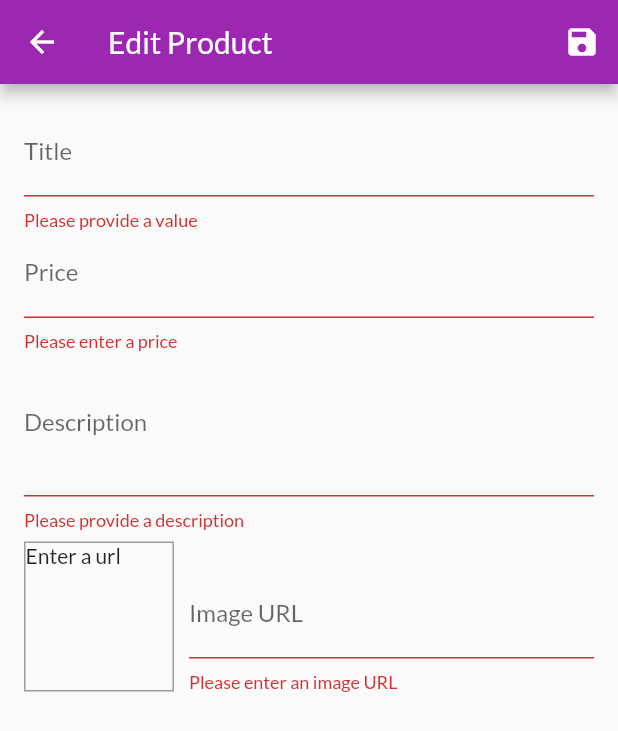
After one commit to adnitr/shop-app-flutter, a Flutter app: the EditProductScreen screen opened by its route, after a tap on the "save" icon, on a phone screen of 412 x 824 dp. The commit adds this screen. Shown: the top 731 px of the screen. Run offline on Flutter 3.47's test engine with Material 2 defaults, Android fonts, the phone set to English and light mode, and no system bars; network calls fail.

Commit message:
add user inputs(and forms) for adding and editing a product, also add delete product functionality

```diff
--- a/lib/providers/products.dart
+++ b/lib/providers/products.dart
@@ -1,4 +1,5 @@
 import 'package:flutter/material.dart';
+import 'package:uuid/uuid.dart';
 
 import '../models/product_model.dart';
 
@@ -67,8 +68,28 @@ class Products with ChangeNotifier {
     return _items.firstWhere((prod) => prod.id == id);
   }
 
-  void addProduct() {
-    // _items.add(value)
+  void addProduct(Product product) {
+    var uuid = const Uuid();
+    final newProduct = Product(
+        id: uuid.v1(),
+        title: product.title,
+        description: product.description,
+        price: product.price,
+        imageUrl: product.imageUrl);
+    _items.add(newProduct);
+    notifyListeners();
+  }
+
+  void editProduct(String id, Product newProduct) {
+    final prodIndex = _items.indexWhere((prod) => prod.id == id);
+    if (prodIndex >= 0) {
+      _items[prodIndex] = newProduct;
+    }
+    notifyListeners();
+  }
+
+  void deleteProduct(String id) {
+    _items.removeWhere((prod) => prod.id == id);
     notifyListeners();
   }
 }
--- /dev/null
+++ b/lib/screens/edit_product_screen.dart
@@ -0,0 +1,276 @@
+import 'package:flutter/material.dart';
+import 'package:provider/provider.dart';
+import 'package:uuid/uuid.dart';
+
+import '../models/product_model.dart';
+import '../providers/products.dart';
+
+class EditProductScreen extends StatefulWidget {
+  const EditProductScreen({super.key});
+
+  static const routeName = '/edit-product';
+
+  @override
+  State<EditProductScreen> createState() => _EditProductScreenState();
+}
+
+class _EditProductScreenState extends State<EditProductScreen> {
+  final _priceFocusNode = FocusNode();
+  final _descriptionFocusNode = FocusNode();
+  final _imageUrlController = TextEditingController();
+  final _imageUrlFocusNode = FocusNode();
+  final _form = GlobalKey<FormState>();
+
+  var _isInit = true;
+
+  var _editedProduct =
+      Product(id: '', title: '', description: '', price: 0.0, imageUrl: '');
+
+  var _initValues = {
+    'title': '',
+    'price': '',
+    'description': '',
+    'imageUrl': ''
+  };
+
+  @override
+  void initState() {
+    _imageUrlFocusNode.addListener(_updateImageUrl);
+    // var uuid = Uuid();
+    // _editedProduct = Product(
+    //     id: uuid.v1(), title: '', description: '', price: 0.0, imageUrl: '');
+    super.initState();
+  }
+
+  @override
+  void didChangeDependencies() {
+    if (_isInit) {
+      final productId = ModalRoute.of(context)?.settings.arguments;
+      if (productId != null) {
+        _editedProduct = Provider.of<Products>(context, listen: false)
+            .findById(productId as String);
+        _initValues = {
+          'title': _editedProduct.title,
+          'price': _editedProduct.price.toString(),
+          'description': _editedProduct.description,
+          // 'imageUrl': _editedProduct.imageUrl
+          'imageUrl': ''
+        };
+
+        _imageUrlController.text = _editedProduct.imageUrl;
+      }
+    }
+    _isInit = false;
+    super.didChangeDependencies();
+  }
+
+  @override
+  void dispose() {
+    _imageUrlFocusNode.removeListener(_updateImageUrl);
+    _priceFocusNode.dispose();
+    _descriptionFocusNode.dispose();
+    _imageUrlController.dispose();
+    _imageUrlFocusNode.dispose();
+    super.dispose();
+  }
+
+  void _updateImageUrl() {
+    if (!_imageUrlFocusNode.hasFocus) {
+      if ((!_imageUrlController.text.startsWith('http') &&
+              !_imageUrlController.text.startsWith('https')) ||
+          (!_imageUrlController.text.endsWith('.png') &&
+              !_imageUrlController.text.endsWith('.jpg') &&
+              !_imageUrlController.text.endsWith('.jpeg'))) {
+        return;
+      }
+      setState(() {});
+    }
+  }
+
+  void _saveForm() {
+    bool _isValid = _form.currentState?.validate() as bool;
+    if (!_isValid) return;
+    _form.currentState?.save();
+    if (_editedProduct.id == '') {
+      Provider.of<Products>(context, listen: false).addProduct(_editedProduct);
+    } else {
+      Provider.of<Products>(context, listen: false)
+          .editProduct(_editedProduct.id, _editedProduct);
+    }
+    Navigator.of(context).pop();
+  }
+
+  @override
+  Widget build(BuildContext context) {
+    return Scaffold(
+      appBar: AppBar(
+        title: const Text("Edit Product"),
+        actions: [
+          IconButton(onPressed: _saveForm, icon: const Icon(Icons.save))
+        ],
+      ),
+      body: Padding(
+        padding: const EdgeInsets.all(16.0),
+        child: Form(
+            key: _form,
+            child: SingleChildScrollView(
+                child: Column(children: [
+              TextFormField(
+                initialValue: _initValues['title'],
+                decoration: const InputDecoration(labelText: 'Title'),
+                textInputAction: TextInputAction.next,
+                onFieldSubmitted: (_) {
+                  FocusScope.of(context).requestFocus(_priceFocusNode);
+                },
+                onSaved: (value) {
+                  if (value == null) return;
+                  _editedProduct = Product(
+                      id: _editedProduct.id,
+                      title: value,
+                      description: _editedProduct.description,
+                      price: _editedProduct.price,
+                      isFavorite: _editedProduct.isFavorite,
+                      imageUrl: _editedProduct.imageUrl);
+                },
+                validator: (value) {
+                  if (value == null) {
+                    return 'Please provide a value';
+                  }
+                  if ((value as String).isEmpty) {
+                    return 'Please provide a value';
+                  }
+                  return null;
+                },
+              ),
+              TextFormField(
+                initialValue: _initValues['price'],
+                decoration: const InputDecoration(labelText: 'Price'),
+                textInputAction: TextInputAction.next,
+                keyboardType: TextInputType.number,
+                focusNode: _priceFocusNode,
+                onFieldSubmitted: (_) {
+                  FocusScope.of(context).requestFocus(_descriptionFocusNode);
+                },
+                validator: (value) {
+                  if (value == null) {
+                    return 'Please enter a price';
+                  }
+                  if (value.isEmpty) {
+                    return 'Please enter a price';
+                  }
+                  if (double.tryParse(value) == null) {
+                    return 'Please enter a valid number';
+                  }
+                  if (double.parse(value) <= 0) {
+                    return 'Please enter a number greater than 0';
+                  }
+                  return null;
+                },
+                onSaved: (value) {
+                  if (value == null) return;
+                  _editedProduct = Product(
+                      id: _editedProduct.id,
+                      title: _editedProduct.title,
+                      description: _editedProduct.description,
+                      isFavorite: _editedProduct.isFavorite,
+                      price: double.parse(value),
+                      imageUrl: _editedProduct.imageUrl);
+                },
+              ),
+              TextFormField(
+                initialValue: _initValues['description'],
+                decoration: const InputDecoration(labelText: 'Description'),
+                maxLines: 3,
+                keyboardType: TextInputType.multiline,
+                focusNode: _descriptionFocusNode,
+                validator: (value) {
+                  if (value == null) {
+                    return 'Please provide a description';
+                  }
+                  if (value.isEmpty) {
+                    return 'Please provide a description';
+                  }
+                  if (value.length < 10) {
+                    return 'Should be atleast 10 characters';
+                  }
+                  return null;
+                },
+                onSaved: (value) {
+                  if (value == null) return;
+                  _editedProduct = Product(
+                      id: _editedProduct.id,
+                      title: _editedProduct.title,
+                      isFavorite: _editedProduct.isFavorite,
+                      description: value,
+                      price: _editedProduct.price,
+                      imageUrl: _editedProduct.imageUrl);
+                },
+              ),
+              Row(
+                crossAxisAlignment: CrossAxisAlignment.end,
+                children: [
+                  Container(
+                    width: 100,
+                    height: 100,
+                    margin: const EdgeInsets.only(top: 8, right: 10),
+                    decoration: BoxDecoration(
+                        border: Border.all(width: 1, color: Colors.grey)),
+                    child: _imageUrlController.text.isEmpty
+                        ? const Text("Enter a url")
+                        : FittedBox(
+                            child: Image.network(
+                              _imageUrlController.text,
+                              fit: BoxFit.cover,
+                            ),
+                          ),
+                  ),
+                  Expanded(
+                      child: TextFormField(
+                    // initialValue: _initValues['imageUrl'],
+                    decoration: InputDecoration(labelText: 'Image URL'),
+                    keyboardType: TextInputType.url,
+                    textInputAction: TextInputAction.done,
+                    controller: _imageUrlController,
+                    focusNode: _imageUrlFocusNode,
+                    validator: (value) {
+                      if (value == null) {
+                        return 'Please enter an image URL';
+                      }
+                      if (value.isEmpty) {
+                        return 'Please enter an image URL';
+                      }
+                      if (!value.startsWith('http') &&
+                          !value.startsWith('https')) {
+                        return 'Please enter a valid image URL';
+                      }
+                      if (!value.endsWith('.png') &&
+                          !value.endsWith('.jpg') &&
+                          !value.endsWith('.jpeg')) {
+                        return 'Please enter a valid image URL';
+                      }
+                      return null;
+                    },
+                    onSaved: (value) {
+                      if (value == null) return;
+                      _editedProduct = Product(
+                          id: _editedProduct.id,
+                          title: _editedProduct.title,
+                          isFavorite: _editedProduct.isFavorite,
+                          description: _editedProduct.description,
+                          price: _editedProduct.price,
+                          imageUrl: value);
+                    },
+                    onEditingComplete: () {
+                      setState(() {});
+                    },
+                    onFieldSubmitted: (_) {
+                      _saveForm();
+                    },
+                  )),
+                ],
+              )
+            ]))),
+      ),
+    );
+  }
+}
--- a/lib/widgets/app_drawer.dart
+++ b/lib/widgets/app_drawer.dart
@@ -1,4 +1,5 @@
 import 'package:flutter/material.dart';
+import '../screens/user_products_screen.dart';
 import '../screens/orders_screen.dart';
 
 class AppDrawer extends StatelessWidget {
@@ -29,6 +30,15 @@ class AppDrawer extends StatelessWidget {
               Navigator.of(context)
                   .pushReplacementNamed(OrdersScreen.routeName);
             },
+          ),
+          Divider(),
+          ListTile(
+            leading: Icon(Icons.edit),
+            title: Text("Manage Products"),
+            onTap: () {
+              Navigator.of(context)
+                  .pushReplacementNamed(UserProductsScreen.routeName);
+            },
           )
         ],
       ),
```
Also changed, not shown: lib/main.dart (+8 -4 lines), lib/providers/cart.dart (+17 -0 lines), lib/screens/user_products_screen.dart (added, +43 -0 lines), lib/widgets/cart_item.dart (+20 -0 lines), lib/widgets/product_item.dart (+11 -0 lines), lib/widgets/user_product_item.dart (added, +41 -0 lines).
